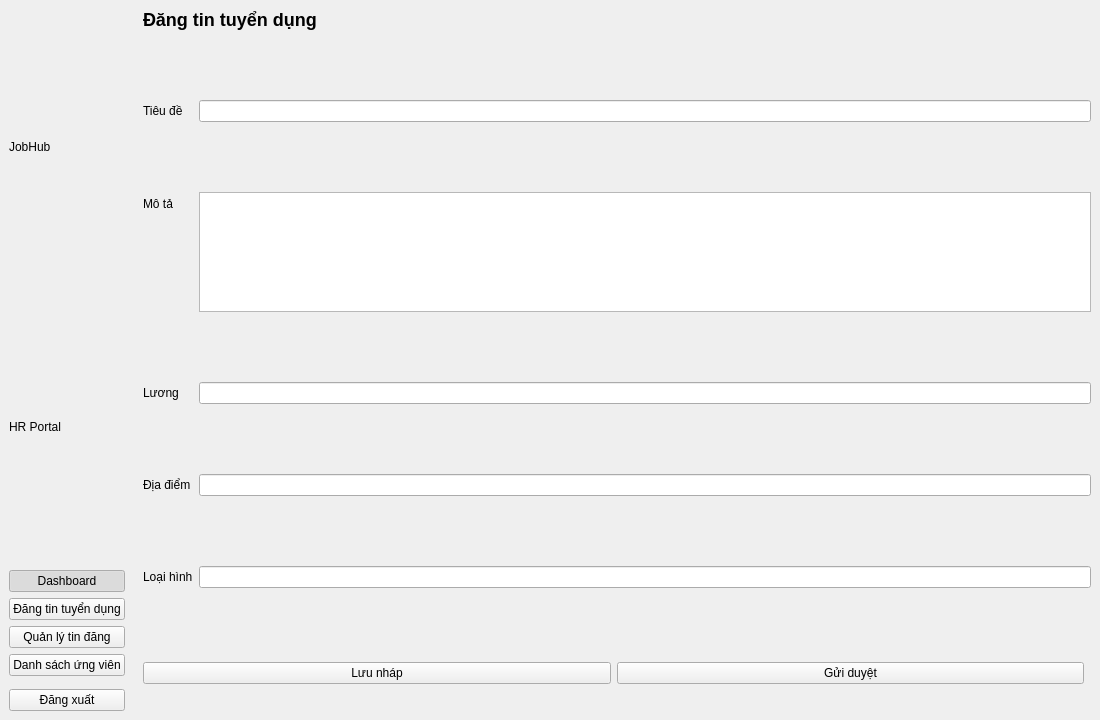
The window that client/resources/ui/hr_dashboard.ui (imaira203/BTLPY_N21_D31) describes before a commit, drawn with Qt 5.
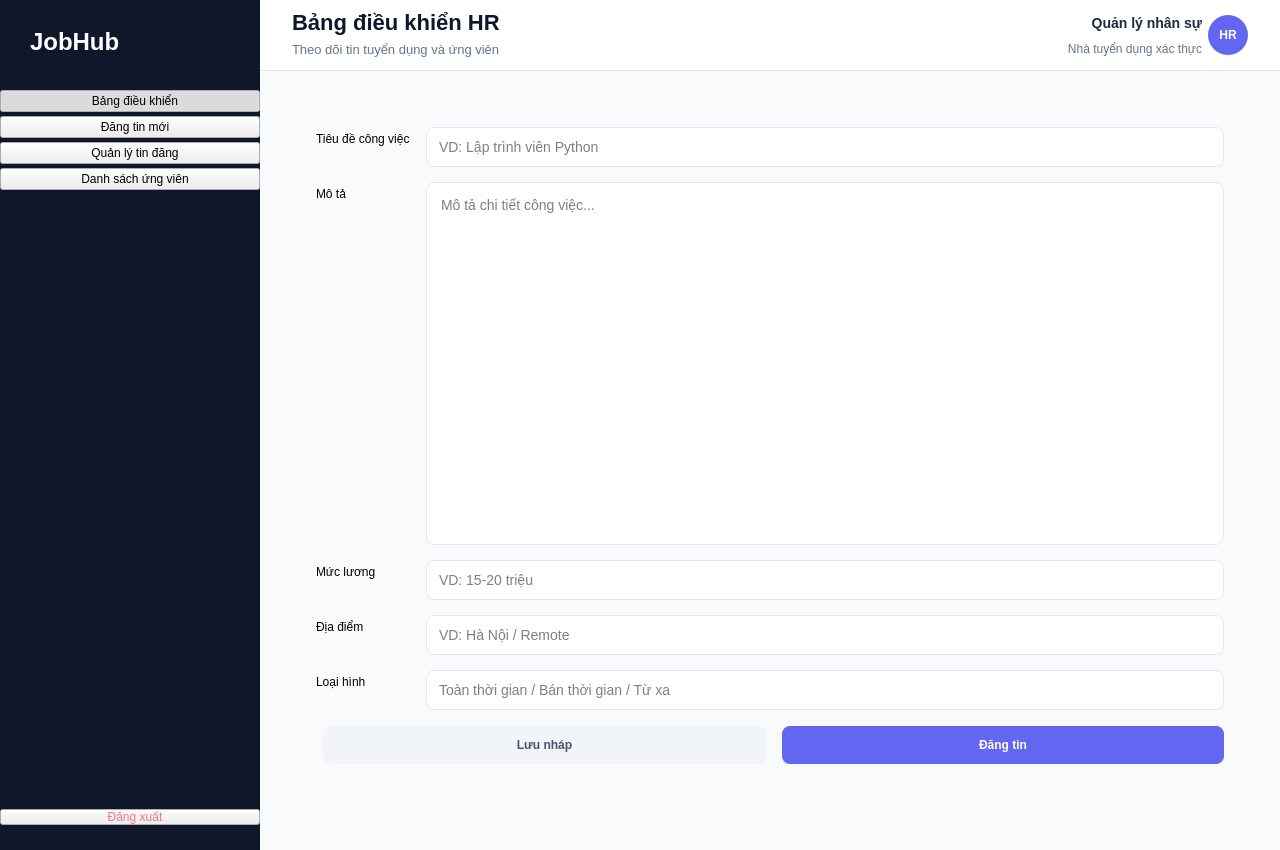
The same window after the commit. The open tabs and pages were chosen to show the change.

Commit message: ui hr dashboard

The edit to the form file:
```diff
--- a/client/resources/ui/hr_dashboard.ui
+++ b/client/resources/ui/hr_dashboard.ui
@@ -6,12 +6,37 @@
    <rect>
     <x>0</x>
     <y>0</y>
-    <width>1100</width>
-    <height>720</height>
+    <width>1280</width>
+    <height>850</height>
    </rect>
   </property>
   <property name="windowTitle">
-   <string>JobHub — HR</string>
+   <string>JobHub HR - Bảng điều khiển</string>
+  </property>
+  <property name="styleSheet">
+   <string notr="true">
+QMainWindow { background-color: #F8FAFC; }
+#sidebar { background-color: #0F172A; border: none; }
+#brandTitle { color: #FFFFFF; font-size: 24px; font-weight: 800; padding: 28px 24px 30px 24px; }
+#brandSubtitle { color: #64748B; font-size: 11px; font-weight: 700; text-transform: uppercase; letter-spacing: 1px; padding: 0px 24px 30px 24px; }
+QPushButton.navBtn { background-color: transparent; color: #94A3B8; border: none; border-radius: 8px; padding: 12px 20px; text-align: left; font-size: 14px; font-weight: 500; margin: 4px 15px; }
+QPushButton.navBtn:hover { background-color: #1E293B; color: #F1F5F9; }
+QPushButton.navBtn:checked { background-color: #6366F1; color: #FFFFFF; font-weight: 700; }
+#btnLogout { color: #FB7185; margin-bottom: 25px; }
+#btnLogout:hover { background-color: #451a1a; }
+#topBar { background-color: #FFFFFF; border-bottom: 1px solid #E2E8F0; min-height: 70px; max-height: 70px; }
+#pageTitle { font-size: 22px; font-weight: 700; color: #0F172A; }
+#pageSubTitle { font-size: 13px; color: #64748B; }
+#hrName { font-size: 14px; font-weight: 600; color: #1E293B; }
+#hrRole { font-size: 12px; color: #64748B; }
+#hrAvatar { background-color: #6366F1; color: white; font-weight: 800; border-radius: 20px; }
+QFrame#chartFrame, QFrame.cardFrame { background-color: #FFFFFF; border: 1px solid #E2E8F0; border-radius: 20px; }
+QLineEdit, QPlainTextEdit { background-color: #FFFFFF; border: 1px solid #E2E8F0; border-radius: 8px; padding: 10px; font-size: 14px; }
+QLineEdit:focus, QPlainTextEdit:focus { border: 1px solid #6366F1; }
+QPushButton#btnSubmitJob { background-color: #6366F1; color: white; border-radius: 8px; padding: 12px 24px; font-weight: 700; }
+QPushButton#btnSubmitJob:hover { background-color: #4F46E5; }
+QPushButton#btnSaveDraft { background-color: #F1F5F9; color: #475569; border-radius: 8px; padding: 12px 24px; font-weight: 600; }
+   </string>
   </property>
   <widget class="QWidget" name="centralwidget">
    <layout class="QHBoxLayout" name="horizontalLayout_root">
@@ -32,10 +57,34 @@
     </property>
     <item>
      <widget class="QFrame" name="sidebar">
-      <property name="objectName">
-       <string>sidebar</string>
+      <property name="minimumSize">
+       <size>
+        <width>260</width>
+        <height>0</height>
+       </size>
       </property>
-      <layout class="QVBoxLayout" name="verticalLayout_side">
+      <property name="maximumSize">
+       <size>
+        <width>260</width>
+        <height>16777215</height>
+       </size>
+      </property>
+      <layout class="QVBoxLayout" name="sidebarLayout">
+       <property name="spacing">
+        <number>4</number>
+       </property>
+       <property name="leftMargin">
+        <number>0</number>
+       </property>
+       <property name="topMargin">
+        <number>0</number>
+       </property>
+       <property name="rightMargin">
+        <number>0</number>
+       </property>
+       <property name="bottomMargin">
+        <number>0</number>
+       </property>
        <item>
         <widget class="QLabel" name="brandTitle">
          <property name="objectName">
@@ -46,23 +95,13 @@
          </property>
         </widget>
        </item>
-       <item>
-        <widget class="QLabel" name="brandSubtitle">
-         <property name="objectName">
-          <string>brandSubtitle</string>
-         </property>
-         <property name="text">
-          <string>HR Portal</string>
-         </property>
-        </widget>
-       </item>
        <item>
         <widget class="QPushButton" name="navDash">
          <property name="objectName">
           <string>navButton</string>
          </property>
          <property name="text">
-          <string>Dashboard</string>
+          <string>   Bảng điều khiển</string>
          </property>
          <property name="checkable">
           <bool>true</bool>
@@ -78,7 +117,7 @@
           <string>navButton</string>
          </property>
          <property name="text">
-          <string>Đăng tin tuyển dụng</string>
+          <string>   Đăng tin mới</string>
          </property>
          <property name="checkable">
           <bool>true</bool>
@@ -91,7 +130,7 @@
           <string>navButton</string>
          </property>
          <property name="text">
-          <string>Quản lý tin đăng</string>
+          <string>   Quản lý tin đăng</string>
          </property>
          <property name="checkable">
           <bool>true</bool>
@@ -104,7 +143,7 @@
           <string>navButton</string>
          </property>
          <property name="text">
-          <string>Danh sách ứng viên</string>
+          <string>   Danh sách ứng viên</string>
          </property>
          <property name="checkable">
           <bool>true</bool>
@@ -112,19 +151,138 @@
         </widget>
        </item>
        <item>
-        <spacer name="verticalSpacer">
+        <spacer name="sidebarSpacer">
          <property name="orientation">
           <enum>Qt::Vertical</enum>
          </property>
+         <property name="sizeHint" stdset="0">
+          <size>
+           <width>20</width>
+           <height>40</height>
+          </size>
+         </property>
         </spacer>
        </item>
        <item>
         <widget class="QPushButton" name="btnLogout">
-         <property name="objectName">
-          <string>logoutButton</string>
+         <property name="text">
+          <string>   Đăng xuất</string>
          </property>
+         <property name="class" stdset="0">
+          <string>navBtn</string>
+         </property>
+        </widget>
+       </item>
+      </layout>
+     </widget>
+    </item>
+    <item>
+     <widget class="QWidget" name="mainContentArea" native="true">
+      <layout class="QVBoxLayout" name="verticalLayout">
+       <property name="spacing">
+        <number>0</number>
+       </property>
+       <property name="leftMargin">
+        <number>0</number>
+       </property>
+       <property name="topMargin">
+        <number>0</number>
+       </property>
+       <property name="rightMargin">
+        <number>0</number>
+       </property>
+       <property name="bottomMargin">
+        <number>0</number>
+       </property>
+       <item>
+        <widget class="QFrame" name="topBar">
+         <layout class="QHBoxLayout" name="horizontalLayout">
+          <property name="leftMargin">
+           <number>32</number>
+          </property>
+          <property name="rightMargin">
+           <number>32</number>
+          </property>
+          <item>
+           <layout class="QVBoxLayout" name="titleBlock">
+            <property name="spacing">
+             <number>2</number>
+            </property>
+            <item>
+             <widget class="QLabel" name="pageTitle">
          <property name="text">
-          <string>Đăng xuất</string>
+               <string>Bảng điều khiển HR</string>
+              </property>
+             </widget>
+            </item>
+            <item>
+             <widget class="QLabel" name="pageSubTitle">
+              <property name="text">
+               <string>Theo dõi tin tuyển dụng và ứng viên</string>
+              </property>
+             </widget>
+            </item>
+           </layout>
+          </item>
+          <item>
+           <spacer name="horizontalSpacer">
+            <property name="orientation">
+             <enum>Qt::Horizontal</enum>
+            </property>
+            <property name="sizeHint" stdset="0">
+             <size>
+              <width>40</width>
+              <height>20</height>
+             </size>
+            </property>
+           </spacer>
+          </item>
+          <item>
+           <layout class="QVBoxLayout" name="hrInfo">
+            <property name="spacing">
+             <number>0</number>
+            </property>
+            <item>
+             <widget class="QLabel" name="hrName">
+              <property name="alignment">
+               <set>Qt::AlignRight|Qt::AlignTrailing|Qt::AlignVCenter</set>
+              </property>
+              <property name="text">
+               <string>Quản lý nhân sự</string>
+              </property>
+             </widget>
+            </item>
+            <item>
+             <widget class="QLabel" name="hrRole">
+              <property name="alignment">
+               <set>Qt::AlignRight|Qt::AlignTrailing|Qt::AlignVCenter</set>
+              </property>
+              <property name="text">
+               <string>Nhà tuyển dụng xác thực</string>
+              </property>
+             </widget>
+            </item>
+           </layout>
+          </item>
+          <item>
+           <widget class="QLabel" name="hrAvatar">
+            <property name="minimumSize">
+             <size>
+              <width>40</width>
+              <height>40</height>
+             </size>
+            </property>
+            <property name="maximumSize">
+             <size>
+              <width>40</width>
+              <height>40</height>
+             </size>
+            </property>
+            <property name="text">
+             <string>HR</string>
+            </property>
+            <property name="alignment">
+             <set>Qt::AlignCenter</set>
          </property>
         </widget>
        </item>
@@ -213,28 +371,61 @@
        </layout>
       </widget>
       <widget class="QWidget" name="pagePost">
-       <layout class="QVBoxLayout" name="verticalLayout_post">
+          <layout class="QVBoxLayout" name="postLayout">
+           <property name="spacing">
+            <number>24</number>
+           </property>
+           <property name="leftMargin">
+            <number>32</number>
+           </property>
+           <property name="topMargin">
+            <number>32</number>
+           </property>
+           <property name="rightMargin">
+            <number>32</number>
+           </property>
+           <property name="bottomMargin">
+            <number>32</number>
+           </property>
         <item>
-         <widget class="QLabel" name="labelPostTitle">
-          <property name="text">
-           <string>Đăng tin tuyển dụng</string>
-          </property>
-          <property name="styleSheet">
-           <string notr="true">font-size: 18px; font-weight: 700;</string>
-          </property>
-         </widget>
-        </item>
+            <widget class="QFrame" name="formCard">
+             <property name="class" stdset="0">
+              <string>cardFrame</string>
+             </property>
+             <layout class="QVBoxLayout" name="formContainer">
+              <property name="spacing">
+               <number>16</number>
+              </property>
+              <property name="leftMargin">
+               <number>24</number>
+              </property>
+              <property name="topMargin">
+               <number>24</number>
+              </property>
+              <property name="rightMargin">
+               <number>24</number>
+              </property>
+              <property name="bottomMargin">
+               <number>24</number>
+              </property>
         <item>
          <layout class="QFormLayout" name="formJob">
+                <property name="verticalSpacing">
+                 <number>15</number>
+                </property>
           <item row="0" column="0">
            <widget class="QLabel" name="ljt">
             <property name="text">
-             <string>Tiêu đề</string>
+                   <string>Tiêu đề công việc</string>
             </property>
            </widget>
           </item>
           <item row="0" column="1">
-           <widget class="QLineEdit" name="lineJobTitle"/>
+                 <widget class="QLineEdit" name="lineJobTitle">
+                  <property name="placeholderText">
+                   <string>VD: Lập trình viên Python</string>
+                  </property>
+                 </widget>
           </item>
           <item row="1" column="0">
            <widget class="QLabel" name="ljd">
@@ -245,23 +436,24 @@
           </item>
           <item row="1" column="1">
            <widget class="QPlainTextEdit" name="plainJobDesc">
-            <property name="maximumSize">
-             <size>
-              <width>16777215</width>
-              <height>120</height>
-             </size>
+                  <property name="placeholderText">
+                   <string>Mô tả chi tiết công việc...</string>
             </property>
            </widget>
           </item>
           <item row="2" column="0">
            <widget class="QLabel" name="ljs">
             <property name="text">
-             <string>Lương</string>
+                   <string>Mức lương</string>
             </property>
            </widget>
           </item>
           <item row="2" column="1">
-           <widget class="QLineEdit" name="lineSalary"/>
+                 <widget class="QLineEdit" name="lineSalary">
+                  <property name="placeholderText">
+                   <string>VD: 15-20 triệu</string>
+                  </property>
+                 </widget>
           </item>
           <item row="3" column="0">
            <widget class="QLabel" name="ljloc">
@@ -271,7 +463,11 @@
            </widget>
           </item>
           <item row="3" column="1">
-           <widget class="QLineEdit" name="lineLocation"/>
+                 <widget class="QLineEdit" name="lineLocation">
+                  <property name="placeholderText">
+                   <string>VD: Hà Nội / Remote</string>
+                  </property>
+                 </widget>
           </item>
           <item row="4" column="0">
            <widget class="QLabel" name="ljtype">
@@ -281,12 +477,23 @@
            </widget>
           </item>
           <item row="4" column="1">
-           <widget class="QLineEdit" name="lineJobType"/>
+                 <widget class="QLineEdit" name="lineJobType">
+                  <property name="placeholderText">
+                   <string>Toàn thời gian / Bán thời gian / Từ xa</string>
+                  </property>
+                 </widget>
           </item>
          </layout>
         </item>
         <item>
-         <layout class="QHBoxLayout" name="horizontalLayout_post_btns">
+               <layout class="QHBoxLayout" name="buttonRow">
+                <item>
+                 <spacer name="spacer">
+                  <property name="orientation">
+                   <enum>Qt::Horizontal</enum>
+                  </property>
+                 </spacer>
+                </item>
           <item>
            <widget class="QPushButton" name="btnSaveDraft">
             <property name="text">
@@ -297,35 +504,21 @@
           <item>
            <widget class="QPushButton" name="btnSubmitJob">
             <property name="text">
-             <string>Gửi duyệt</string>
+                   <string>Đăng tin</string>
             </property>
            </widget>
           </item>
-          <item>
-           <spacer name="horizontalSpacer_post">
-            <property name="orientation">
-             <enum>Qt::Horizontal</enum>
-            </property>
-           </spacer>
-          </item>
          </layout>
         </item>
         <item>
          <widget class="QLabel" name="labelHrStatus">
-          <property name="text">
-           <string/>
-          </property>
-          <property name="wordWrap">
-           <bool>true</bool>
+                <property name="styleSheet">
+                 <string notr="true">color: #64748B; font-style: italic;</string>
           </property>
          </widget>
         </item>
-        <item>
-         <spacer name="verticalSpacer_post">
-          <property name="orientation">
-           <enum>Qt::Vertical</enum>
-          </property>
-         </spacer>
+             </layout>
+            </widget>
         </item>
        </layout>
       </widget>
@@ -399,6 +592,9 @@
         </item>
        </layout>
       </widget>
+        </widget>
+       </item>
+      </layout>
      </widget>
     </item>
    </layout>
```
Left out of the diff: 209 changed lines with no effect on the pictures. Lines whose indentation alone changed are shown as unchanged. The commit also changes 2 other files.
